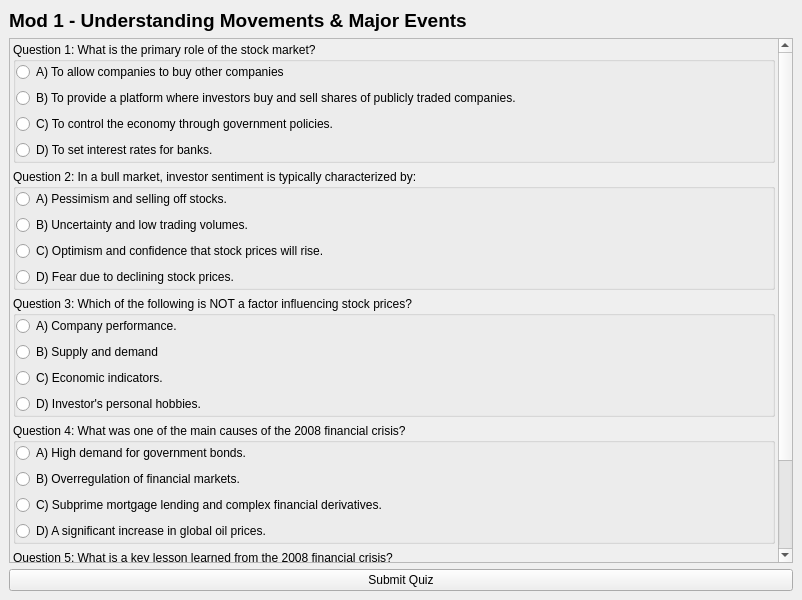
First picture: the form in widget.ui, repository ConnorGorman7/StockLab, before the edit.
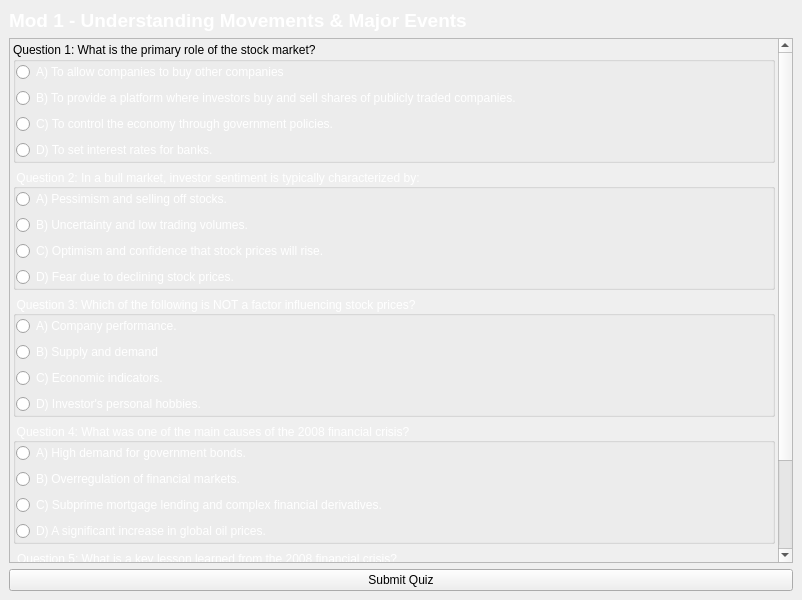
Second picture: the form after the edit. The open tabs and pages were chosen to show the change.

```diff
--- a/widget.ui
+++ b/widget.ui
@@ -2569,8 +2569,8 @@
                    <rect>
                     <x>0</x>
                     <y>0</y>
-                    <width>639</width>
-                    <height>804</height>
+                    <width>765</width>
+                    <height>610</height>
                    </rect>
                   </property>
                   <layout class="QVBoxLayout" name="verticalLayout">
@@ -2606,6 +2606,9 @@
                       </property>
                       <item>
                        <widget class="QRadioButton" name="M1Q1A1">
+                        <property name="styleSheet">
+                         <string notr="true">color: white;</string>
+                        </property>
                         <property name="text">
                          <string>A) To allow companies to buy other companies</string>
                         </property>
@@ -2613,6 +2616,9 @@
                       </item>
                       <item>
                        <widget class="QRadioButton" name="M1Q1A2_C">
+                        <property name="styleSheet">
+                         <string notr="true">color: white;</string>
+                        </property>
                         <property name="text">
                          <string>B) To provide a platform where investors buy and sell shares of publicly traded companies.</string>
                         </property>
@@ -2620,6 +2626,9 @@
                       </item>
                       <item>
                        <widget class="QRadioButton" name="M1Q1A3">
+                        <property name="styleSheet">
+                         <string notr="true">color: white;</string>
+                        </property>
                         <property name="text">
                          <string>C) To control the economy through government policies.</string>
                         </property>
@@ -2627,6 +2636,9 @@
                       </item>
                       <item>
                        <widget class="QRadioButton" name="M1Q1A4">
+                        <property name="styleSheet">
+                         <string notr="true">color: white;</string>
+                        </property>
                         <property name="text">
                          <string>D) To set interest rates for banks.</string>
                         </property>
@@ -2637,6 +2649,9 @@
                    </item>
                    <item>
                     <widget class="QGroupBox" name="M1Question2">
+                     <property name="styleSheet">
+                      <string notr="true">color: white;</string>
+                     </property>
                      <property name="title">
                       <string>Question 2: In a bull market, investor sentiment is typically characterized by:</string>
                      </property>
@@ -2655,6 +2670,9 @@
                       </property>
                       <item>
                        <widget class="QRadioButton" name="M1Q2A1">
+                        <property name="styleSheet">
+                         <string notr="true">color: white;</string>
+                        </property>
                         <property name="text">
                          <string>A) Pessimism and selling off stocks.</string>
                         </property>
@@ -2686,6 +2704,9 @@
                    </item>
                    <item>
                     <widget class="QGroupBox" name="M1Question3">
+                     <property name="styleSheet">
+                      <string notr="true">color: white;</string>
+                     </property>
                      <property name="title">
                       <string>Question 3: Which of the following is NOT a factor influencing stock prices?</string>
                      </property>
@@ -2735,6 +2756,9 @@
                    </item>
                    <item>
                     <widget class="QGroupBox" name="M1Question4">
+                     <property name="styleSheet">
+                      <string notr="true">color: white;</string>
+                     </property>
                      <property name="title">
                       <string>Question 4: What was one of the main causes of the 2008 financial crisis?</string>
                      </property>
@@ -2784,6 +2808,9 @@
                    </item>
                    <item>
                     <widget class="QGroupBox" name="M1Question5">
+                     <property name="styleSheet">
+                      <string notr="true">color: white;</string>
+                     </property>
                      <property name="title">
                       <string>Question 5: What is a key lesson learned from the 2008 financial crisis?</string>
                      </property>
@@ -2843,6 +2870,9 @@
                    <bold>true</bold>
                   </font>
                  </property>
+                 <property name="styleSheet">
+                  <string notr="true">color: white;</string>
+                 </property>
                  <property name="text">
                   <string>Mod 1 - Understanding Movements &amp; Major Events</string>
                  </property>
```
Left out of the diff: 193 changed lines with no effect on the pictures.
